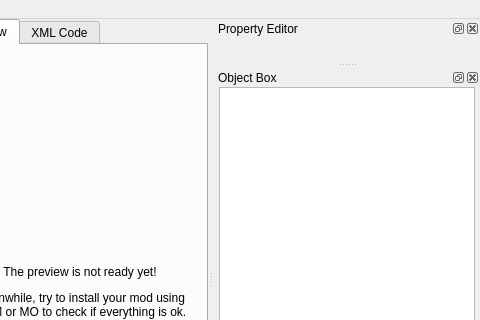
This is resources/templates/mainframe.ui in GandaG/fomod-designer as Qt 5 draws it before an edit; both pictures show x 320 to 800 and y 0 to 320 of the 800 by 563 pixel window. The edited form follows.
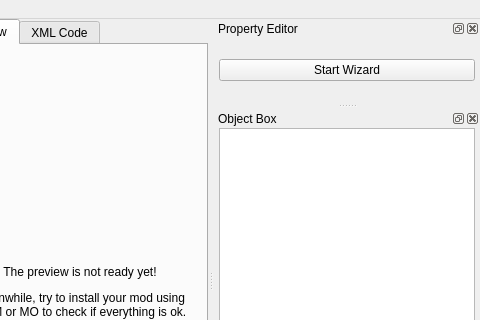
This is the edited form. Icons and pictures are not drawn.

Commit message: Added wizard framework.

Diff of the .ui file:
```diff
--- a/resources/templates/mainframe.ui
+++ b/resources/templates/mainframe.ui
@@ -104,13 +104,7 @@
     <number>2</number>
    </attribute>
    <widget class="QWidget" name="dockWidgetContents">
-    <layout class="QFormLayout" name="formLayout">
-     <property name="horizontalSpacing">
-      <number>6</number>
-     </property>
-     <property name="verticalSpacing">
-      <number>6</number>
-     </property>
+    <layout class="QVBoxLayout" name="editor_layout">
      <property name="leftMargin">
       <number>5</number>
      </property>
@@ -123,6 +117,31 @@
      <property name="bottomMargin">
       <number>0</number>
      </property>
+     <item>
+      <layout class="QFormLayout" name="formLayout"/>
+     </item>
+     <item>
+      <widget class="QPushButton" name="wizard_button">
+       <property name="enabled">
+        <bool>true</bool>
+       </property>
+       <property name="sizePolicy">
+        <sizepolicy hsizetype="Minimum" vsizetype="Fixed">
+         <horstretch>0</horstretch>
+         <verstretch>0</verstretch>
+        </sizepolicy>
+       </property>
+       <property name="text">
+        <string>Start Wizard</string>
+       </property>
+       <property name="checkable">
+        <bool>false</bool>
+       </property>
+       <property name="flat">
+        <bool>false</bool>
+       </property>
+      </widget>
+     </item>
     </layout>
    </widget>
   </widget>
```
The commit also changes 3 other files.
